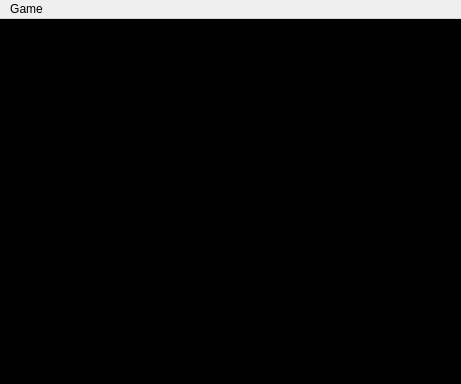
Qt form Scorekeeper/mainwindow.ui (miller-time/scorekeeper) before a commit.
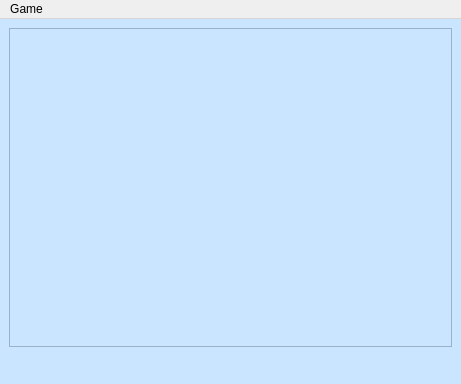
The same form after that commit. Icons and pictures are not drawn.

Commit message: changed background color

Diff of the .ui file:
```diff
--- a/Scorekeeper/mainwindow.ui
+++ b/Scorekeeper/mainwindow.ui
@@ -15,13 +15,16 @@
   </property>
   <widget class="QWidget" name="centralwidget">
    <property name="styleSheet">
-    <string notr="true">QWidget { background-color: black; }</string>
+    <string notr="true">QWidget { background-color: #CAE5FF; }</string>
    </property>
    <layout class="QVBoxLayout" name="verticalLayout">
     <item>
      <widget class="QTableView" name="tableView">
       <property name="styleSheet">
-       <string notr="true">QTableView { color: white; background-color: black; } QSpinBox { color:white; background-color:black; }</string>
+       <string notr="true">QTableView { color: black; background-color: #CAE5FF; } QSpinBox { color:black; background-color: #CAE5FF; }</string>
+      </property>
+      <property name="alternatingRowColors">
+       <bool>true</bool>
       </property>
       <property name="selectionMode">
        <enum>QAbstractItemView::SingleSelection</enum>
```
The commit also changes 1 other file.
